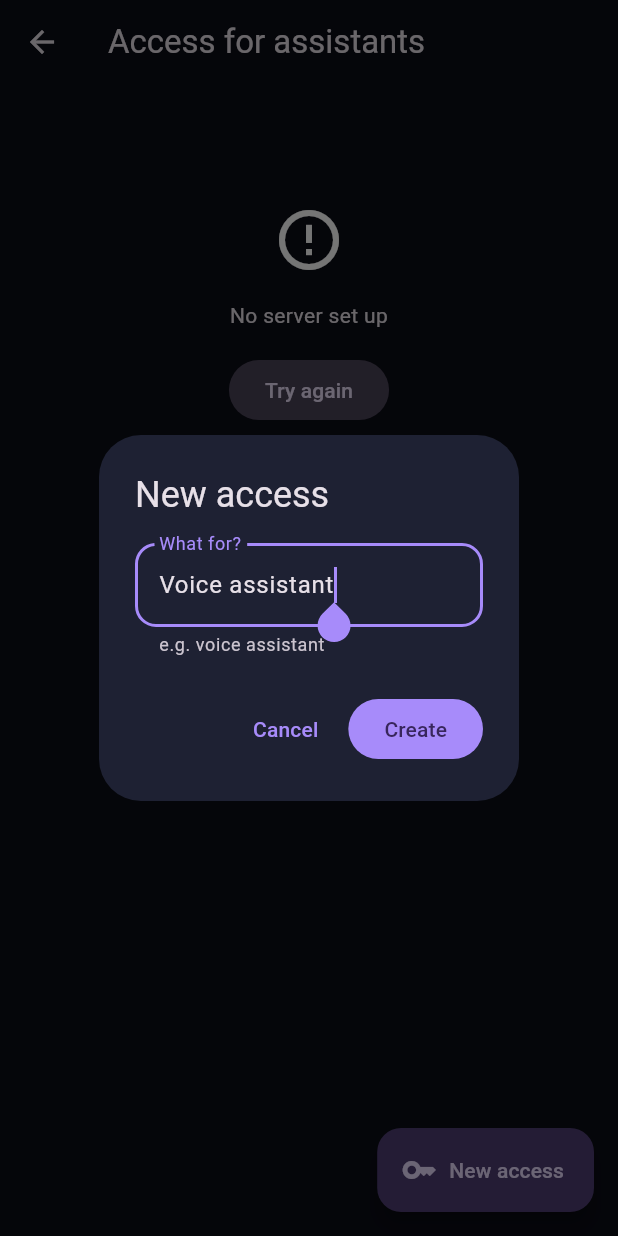
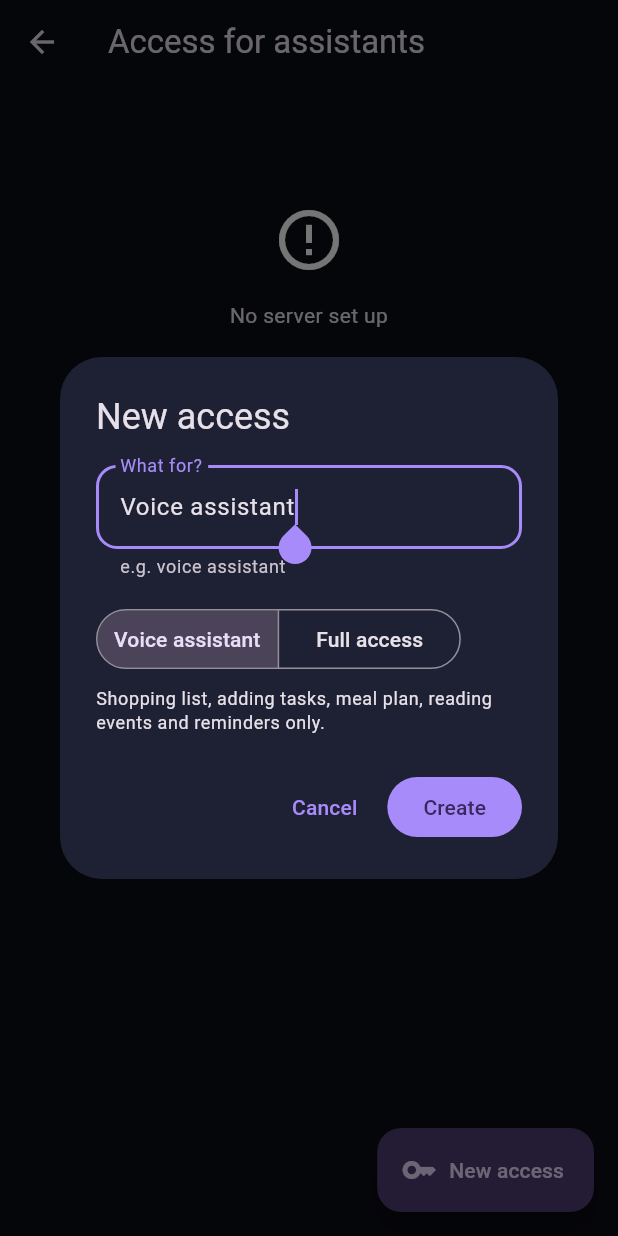
Before and after one commit to Brottuetchen/familienhub, a Flutter app: the ApiTokensScreen screen opened directly, after a tap on "New access", on a phone screen of 412 x 824 dp. Run offline on Flutter 3.47's test engine with Material 3 defaults, Android fonts, the phone set to English and light mode, and no system bars; our stand-ins replace app_links, firebase_core, firebase_messaging, flutter_local_notifications, flutter_riverpod, flutter_secure_storage and 3 more; missing offline and left inert: crop_your_image, dart:js_interop, expressive_loading_indicator, home_widget, quick_actions, workmanager; accounts and stored records are empty; generated files the repository leaves out were written again.

Commit message:
feat(app): choose voice or full access when creating an access key (#53)
Dialog gets an access-type switch with a warning for full access; the key
list shows the type. Docs updated.

Co-Authored-By: Claude Opus 5.5 <noreply@anthropic.com>
Claude-Session: https://claude.ai/code/session_01H7RHVRf46PPrAau8KY5nZX

```diff
--- a/app/lib/l10n/app_de.arb
+++ b/app/lib/l10n/app_de.arb
@@ -541,6 +541,10 @@
   "seerrUnavailable": "Seerr gerade nicht erreichbar",
   "paperlessUser": "Paperless-Nutzer",
   "voiceAssistant": "Sprachassistent",
+  "accessVoice": "Sprachassistent",
+  "accessFull": "Voller Zugriff",
+  "accessVoiceHint": "Nur Einkaufsliste, Aufgaben anlegen, Essensplan, Termine lesen und Erinnerungen.",
+  "accessFullWarning": "Voller Zugriff: Der Schlüssel darf alles, was du in der App darfst – mit deiner Rolle, auch Löschen. Nur für Dienste, denen du vertraust. Er lässt sich jederzeit widerrufen.",
   "newAccess": "Neuer Zugang",
   "whatFor": "Wofür?",
   "egVoiceAssistant": "z. B. Sprachassistent",
--- a/app/lib/l10n/app_en.arb
+++ b/app/lib/l10n/app_en.arb
@@ -307,6 +307,10 @@
   "seerrUnavailable": "Seerr currently unreachable",
   "paperlessUser": "Paperless user",
   "voiceAssistant": "Voice assistant",
+  "accessVoice": "Voice assistant",
+  "accessFull": "Full access",
+  "accessVoiceHint": "Shopping list, adding tasks, meal plan, reading events and reminders only.",
+  "accessFullWarning": "Full access: the key may do everything you can do in the app, with your role, including deleting. Only for services you trust. You can revoke it at any time.",
   "newAccess": "New access",
   "whatFor": "What for?",
   "egVoiceAssistant": "e.g. voice assistant",
--- a/app/lib/models/account.dart
+++ b/app/lib/models/account.dart
@@ -292,6 +292,9 @@ class ApiTokenInfo {
   final DateTime? lastUsedAt;
   final String? token;
 
+  /// Granted scopes; null = unrestricted (full access as the person).
+  final List<String>? scopes;
+
   const ApiTokenInfo({
     required this.id,
     required this.name,
@@ -299,7 +302,10 @@ class ApiTokenInfo {
     this.createdAt,
     this.lastUsedAt,
     this.token,
+    this.scopes,
   });
+
+  bool get isFullAccess => scopes == null;
 
   factory ApiTokenInfo.fromJson(Map<String, dynamic> json) => ApiTokenInfo(
         id: parseInt(json['id']) ?? 0,
@@ -308,6 +314,7 @@ class ApiTokenInfo {
         createdAt: parseDate(json['created_at']),
         lastUsedAt: parseDate(json['last_used_at']),
         token: json['token'] as String?,
+        scopes: (json['scopes'] as List?)?.map((e) => e.toString()).toList(),
       );
 }
 
--- a/app/lib/screens/more/api_tokens_screen.dart
+++ b/app/lib/screens/more/api_tokens_screen.dart
@@ -15,13 +15,18 @@ class ApiTokensScreen extends ConsumerWidget {
   const ApiTokensScreen({super.key});
 
   Future<void> _create(BuildContext context, WidgetRef ref) async {
-    final name = await showDialog<String>(context: context, builder: (_) => const _NameDialog());
-    if (name == null || name.isEmpty || !context.mounted) return;
+    final choice = await showDialog<_NewKey>(context: context, builder: (_) => const _NameDialog());
+    if (choice == null || choice.name.isEmpty || !context.mounted) return;
+    final name = choice.name;
     // Take everything we need from `ref` before the first await: the screen may be gone when the answer arrives.
     final api = ref.read(apiClientProvider);
     final container = ProviderScope.containerOf(context, listen: false);
     try {
-      final created = await api.createApiToken(name, scopes: const ['voice']); // least privilege: voice endpoints only
+      final created = await api.createApiToken(
+        name,
+        // Default is least privilege (voice endpoints only); full access is an explicit choice.
+        scopes: choice.fullAccess ? null : const ['voice'],
+      );
       container.invalidate(apiTokensProvider);
       if (!context.mounted) return;
       final plain = created.token;
@@ -89,6 +94,7 @@ class ApiTokensScreen extends ConsumerWidget {
                 title: Text(t.name),
                 subtitle: Text([
                   '${t.hint}…',
+                  t.isFullAccess ? l10n.accessFull : l10n.accessVoice,
                   if (t.lastUsedAt != null) l10n.lastUsed(fmt.format(t.lastUsedAt!)) else l10n.neverUsed,
                 ].join(' · ')),
                 trailing: IconButton(
@@ -108,8 +114,15 @@ class ApiTokensScreen extends ConsumerWidget {
   }
 }
 
-/// Asks for the name of the new key. Owns its controller and accepts only one submit, so a double tap on
-/// "Create" cannot pop the (already closing) route twice.
+/// Result of the create dialog.
+class _NewKey {
+  final String name;
+  final bool fullAccess;
+  const _NewKey(this.name, this.fullAccess);
+}
+
+/// Asks for the name and the access type of the new key. Owns its controller and accepts only one submit, so a
+/// double tap on "Create" cannot pop the (already closing) route twice.
 class _NameDialog extends StatefulWidget {
   const _NameDialog();
 
@@ -120,6 +133,7 @@ class _NameDialog extends StatefulWidget {
 class _NameDialogState extends State<_NameDialog> {
   final _ctrl = TextEditingController(text: l10n.voiceAssistant);
   bool _done = false;
+  bool _full = false;
 
   @override
   void dispose() {
@@ -127,7 +141,7 @@ class _NameDialogState extends State<_NameDialog> {
     super.dispose();
   }
 
-  void _close([String? result]) {
+  void _close([_NewKey? result]) {
     if (_done) return;
     _done = true;
     Navigator.pop(context, result);
@@ -136,14 +150,36 @@ class _NameDialogState extends State<_NameDialog> {
   @override
   Widget build(BuildContext context) => AlertDialog(
         title: Text(l10n.newAccess),
-        content: TextField(
-          controller: _ctrl,
-          autofocus: true,
-          decoration: InputDecoration(labelText: l10n.whatFor, helperText: l10n.egVoiceAssistant),
+        content: SingleChildScrollView(
+          child: Column(
+            mainAxisSize: MainAxisSize.min,
+            crossAxisAlignment: CrossAxisAlignment.start,
+            children: [
+              TextField(
+                controller: _ctrl,
+                autofocus: true,
+                decoration: InputDecoration(labelText: l10n.whatFor, helperText: l10n.egVoiceAssistant),
+              ),
+              const SizedBox(height: 16),
+              SegmentedButton<bool>(
+                key: const Key('access-type'),
+                showSelectedIcon: false,
+                segments: [
+                  ButtonSegment(value: false, label: Text(l10n.accessVoice)),
+                  ButtonSegment(value: true, label: Text(l10n.accessFull)),
+                ],
+                selected: {_full},
+                onSelectionChanged: (s) => setState(() => _full = s.first),
+              ),
+              const SizedBox(height: 8),
+              Text(_full ? l10n.accessFullWarning : l10n.accessVoiceHint,
+                  key: const Key('access-type-hint'), style: Theme.of(context).textTheme.bodySmall),
+            ],
+          ),
         ),
         actions: [
           TextButton(onPressed: _close, child: Text(l10n.cancel)),
-          FilledButton(onPressed: () => _close(_ctrl.text.trim()), child: Text(l10n.create)),
+          FilledButton(onPressed: () => _close(_NewKey(_ctrl.text.trim(), _full)), child: Text(l10n.create)),
         ],
       );
 }
```
Also changed, not shown: 2 other files.
